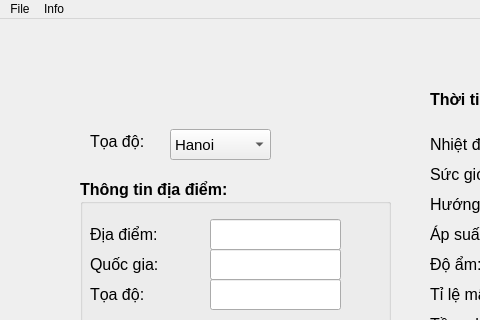
Above: giaodienchinh.ui from ngananh51/weather-app-v3 before the change; both pictures show x 0 to 480 and y 0 to 320 of the 1029 by 535 pixel window. Below: the same form after it.
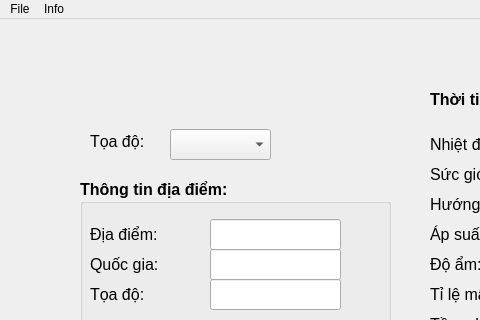
That is the form after the change.

What changed in the file:
```diff
--- a/giaodienchinh.ui
+++ b/giaodienchinh.ui
@@ -48,6 +48,11 @@
       <bold>false</bold>
      </font>
     </property>
+    <item>
+     <property name="text">
+      <string/>
+     </property>
+    </item>
     <item>
      <property name="text">
       <string>Hanoi</string>
```
